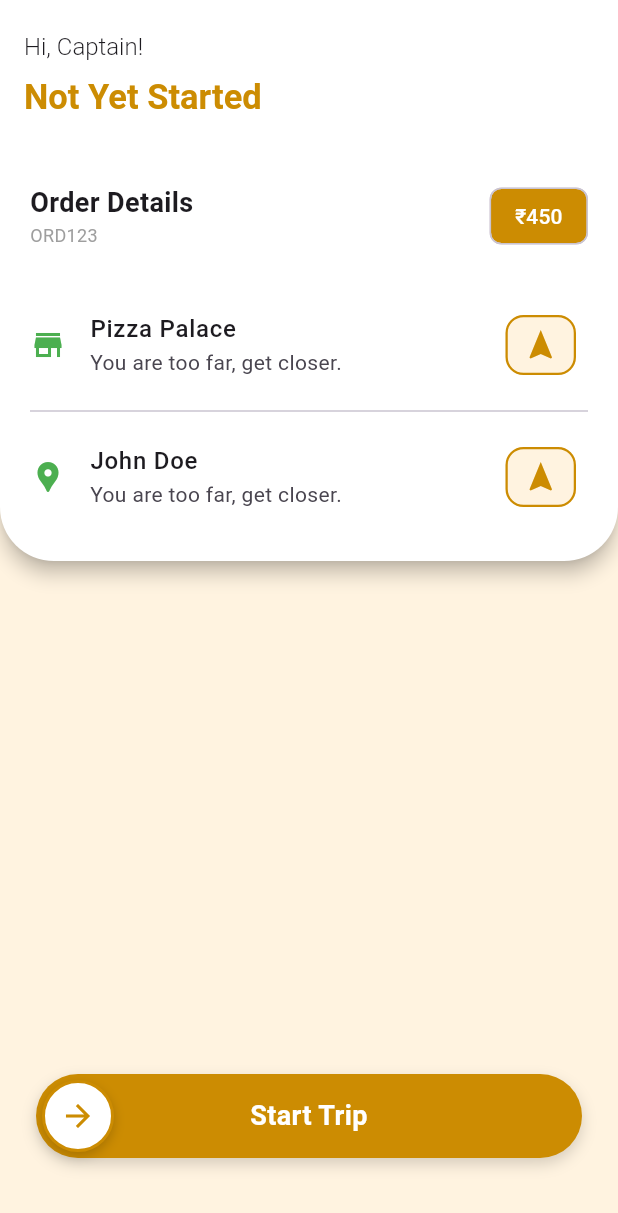
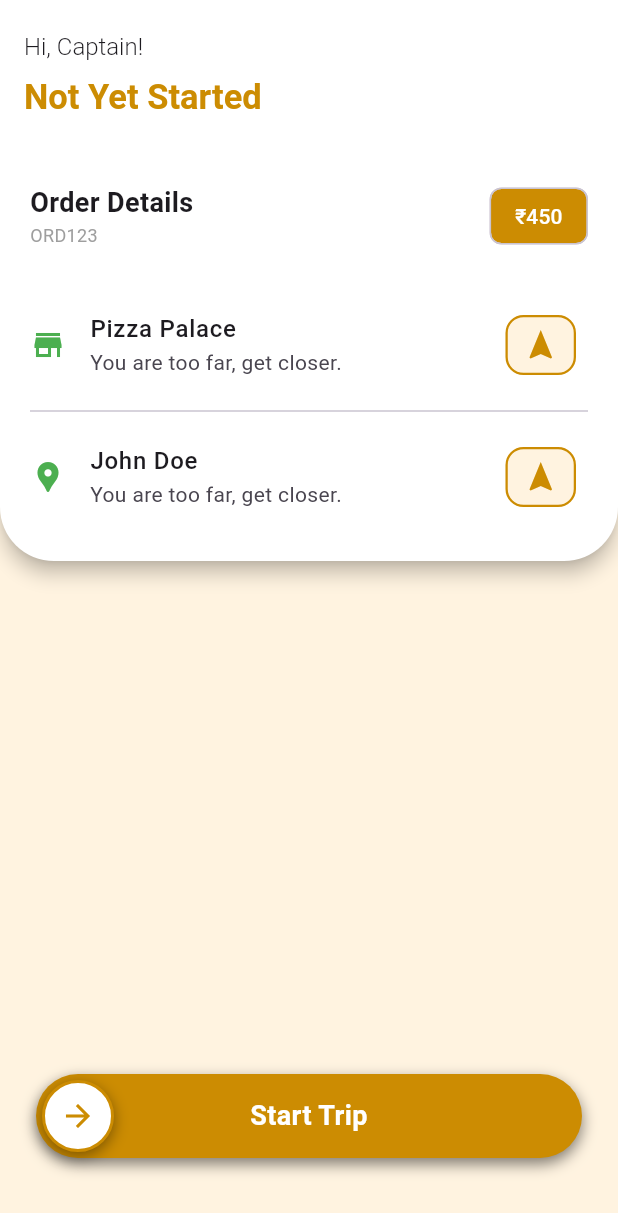
Before and after one commit to sree-vignesh/driver_flutter_app, a Flutter app: the screen it shows after launch, on a phone screen of 412 x 824 dp. Shown: the top 1213 px of the screen. Run offline on Flutter 3.47's test engine with Material 3 defaults, Android fonts, the phone set to English and light mode, and no system bars; our stand-ins replace geolocator.

Commit message:
Modified Shadow.

```diff
--- a/lib/components/slider.dart
+++ b/lib/components/slider.dart
@@ -83,7 +83,7 @@ class _SliderButtonState extends State<SliderButton> {
                   borderRadius: BorderRadius.circular(_barHeight), // pill shape
                   boxShadow: [
                     BoxShadow(
-                      color: Colors.black.withOpacity(0.16),
+                      color: Colors.black.withOpacity(0.5),
                       blurRadius: 8,
                       offset: const Offset(0, 4),
                     ),
@@ -115,8 +115,8 @@ class _SliderButtonState extends State<SliderButton> {
                       border: Border.all(color: AppColors.primary, width: 2),
                       boxShadow: [
                         BoxShadow(
-                          color: Colors.black.withOpacity(0.18),
-                          blurRadius: 6,
+                          color: Colors.black.withOpacity(0.4),
+                          blurRadius: 8,
                           offset: const Offset(0, 3),
                         ),
                       ],
```
